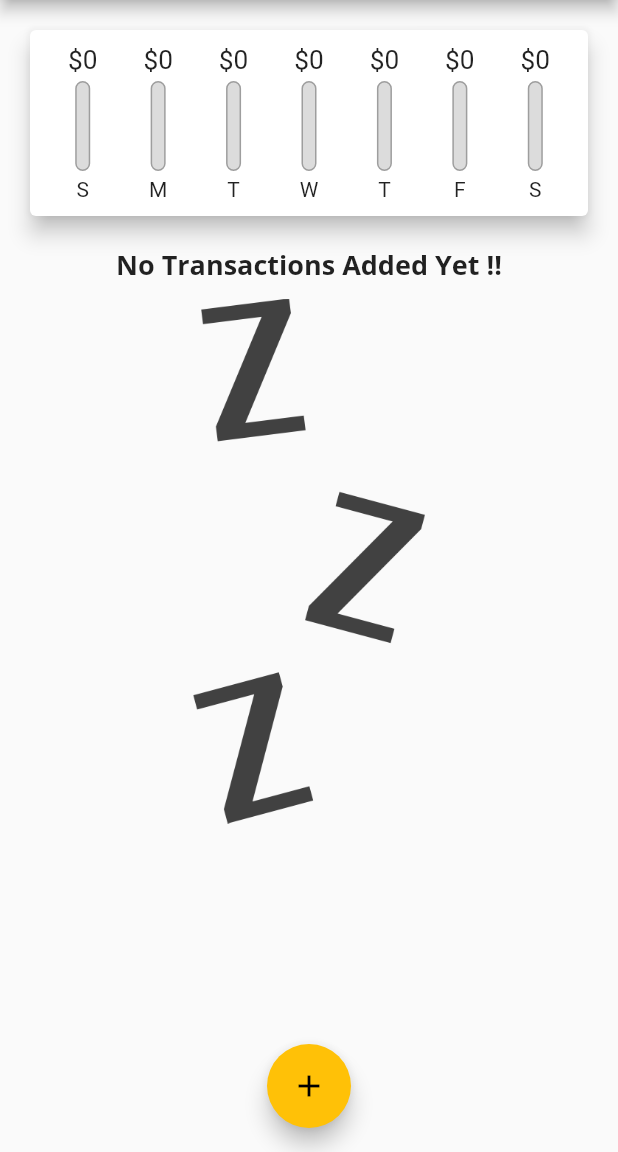
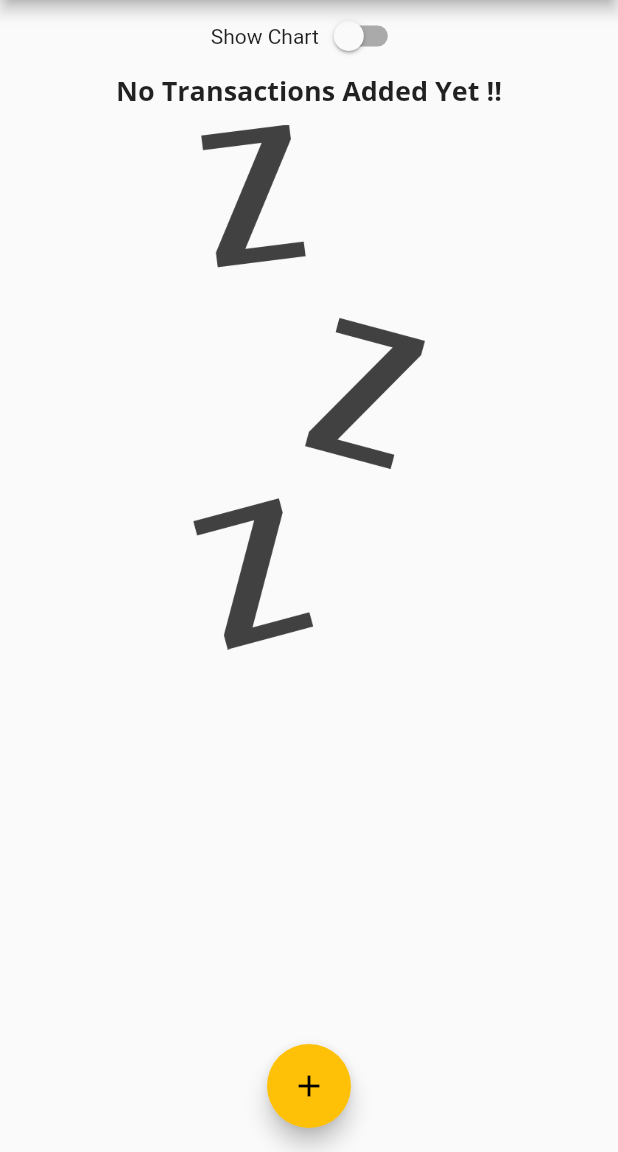
Before and after one commit to Sarath-Ra/Personal_Expenses_App, a Flutter app: the screen it shows after launch, on a phone screen of 412 x 824 dp, the part 84-1236 px from its top. Run offline on Flutter 3.47's test engine with Material 2 defaults, Android fonts, the phone set to English and light mode, and no system bars; missing offline and left inert: dart:ffi.

Commit message:
"included show chart"

```diff
--- a/lib/Widgets/chart_bar.dart
+++ b/lib/Widgets/chart_bar.dart
@@ -11,17 +11,19 @@ class ChartBar extends StatelessWidget {
 
   @override
   Widget build(BuildContext context) {
+    return LayoutBuilder(builder: (ctx, constraints) {
       return Column(
         children: [
           Container(
-          height: 20,
+            height: constraints.maxHeight * 0.15,
             child: FittedBox(
-            child: Text('\$${spendingAmount.toStringAsFixed(0)}')
+                child: Text('\$${spendingAmount.toStringAsFixed(0)}')),
           ),
+          SizedBox(
+            height: constraints.maxHeight * 0.05,
           ),
-        SizedBox(height: 4,),
           Container(
-          height: 60,
+            height: constraints.maxHeight * 0.60,
             width: 10,
             child: Stack(
               children: [
@@ -29,24 +31,25 @@ class ChartBar extends StatelessWidget {
                   decoration: BoxDecoration(
                       border: Border.all(color: Colors.grey, width: 1.0),
                       color: Color.fromRGBO(220, 220, 220, 1),
-                  borderRadius: BorderRadius.circular(10)
-                ),
+                      borderRadius: BorderRadius.circular(10)),
                 ),
                 FractionallySizedBox(
                   heightFactor: spendingPctOfTotal,
                   child: Container(
                     decoration: BoxDecoration(
                         color: Theme.of(context).primaryColor,
-                    borderRadius: BorderRadius.circular(10)
-                  ),
+                        borderRadius: BorderRadius.circular(10)),
                   ),
                 )
               ],
             ),
           ),
-        SizedBox(height: 4,),
-        Text(label)
+          SizedBox(
+            height: constraints.maxHeight * 0.05,
+          ),
+          Container(height: constraints.maxHeight * 0.15, child: FittedBox(child: Text(label)))
         ],
       );
+    });
   }
 }
--- a/lib/Widgets/transaction_list.dart
+++ b/lib/Widgets/transaction_list.dart
@@ -10,7 +10,7 @@ class TransactionList extends StatelessWidget {
   @override
   Widget build(BuildContext context) {
     return Container(
-      height: 500,
+      height: MediaQuery.of(context).size.height * 0.6,
       child: _userTransaction.isEmpty
           ? Column(
               children: [
--- a/lib/main.dart
+++ b/lib/main.dart
@@ -1,4 +1,5 @@
 import 'package:flutter/material.dart';
+import 'package:flutter/services.dart';
 import 'package:intl/intl.dart';
 import 'package:personal_expenses_app/Widgets/chart.dart';
 import 'package:personal_expenses_app/Widgets/new_transaction.dart';
@@ -6,6 +7,9 @@ import 'package:personal_expenses_app/Widgets/transaction_list.dart';
 import 'package:personal_expenses_app/models/transaction.dart';
 
 void main() {
+  WidgetsFlutterBinding.ensureInitialized();
+  SystemChrome.setPreferredOrientations(
+      [DeviceOrientation.portraitUp, DeviceOrientation.portraitDown]);
   runApp(const MyApp());
 }
 
@@ -68,6 +72,8 @@ class _MyHomePageState extends State<MyHomePage> {
     //     id: "t2", title: "Groceries", amount: 49.99, date: DateTime.now())
   ];
 
+  bool _showChart = false;
+
   List<Transaction> get _recentTransactions {
     return _userTransaction.where((tx) {
       return tx.date.isAfter(DateTime.now().subtract(
@@ -96,8 +102,7 @@ class _MyHomePageState extends State<MyHomePage> {
 
   @override
   Widget build(BuildContext context) {
-    return Scaffold(
-      appBar: AppBar(
+    final appBar = AppBar(
       // backgroundColor: Theme.of(context).primaryColor,
       title: Text(
         "Personal Expenses",
@@ -108,14 +113,39 @@ class _MyHomePageState extends State<MyHomePage> {
           icon: Icon(Icons.add),
         ),
       ],
-      ),
+    );
+    return Scaffold(
+      appBar: appBar,
       body: SingleChildScrollView(
         child: Column(
             // mainAxisAlignment: MainAxisAlignment.spaceAround,
             crossAxisAlignment: CrossAxisAlignment.stretch,
             children: [
-              Chart(_recentTransactions),
-              TransactionList(_userTransaction, _deleteTransaction),
+              Row(
+                mainAxisAlignment: MainAxisAlignment.center,
+                children: [
+                  Text('Show Chart'),
+                  Switch(
+                      value: _showChart,
+                      onChanged: (val) {
+                        setState(() {
+                          _showChart = val;
+                        });
+                      })
+                ],
+              ),
+              _showChart ? Container(
+                  height: (MediaQuery.of(context).size.height -
+                          appBar.preferredSize.height -
+                          MediaQuery.of(context).padding.top) *
+                      0.3,
+                  child: Chart(_recentTransactions))
+              :
+              Container(
+                  height: (MediaQuery.of(context).size.height -
+                          appBar.preferredSize.height) *
+                      0.7,
+                  child: TransactionList(_userTransaction, _deleteTransaction)),
             ]),
       ),
       floatingActionButtonLocation: FloatingActionButtonLocation.centerFloat,
```
Also changed, not shown: lib/Widgets/chart.dart (indentation only). Lines whose indentation alone changed are shown as unchanged.
